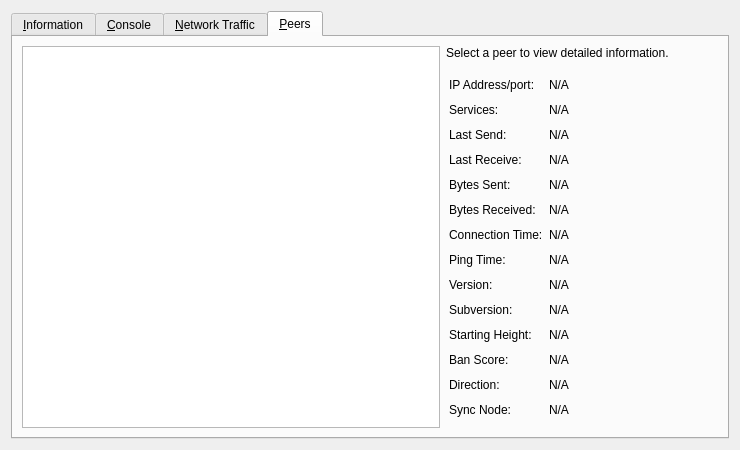
Qt form src/qt/forms/rpcconsole.ui (ashleyholman/bitcoin) before a commit.
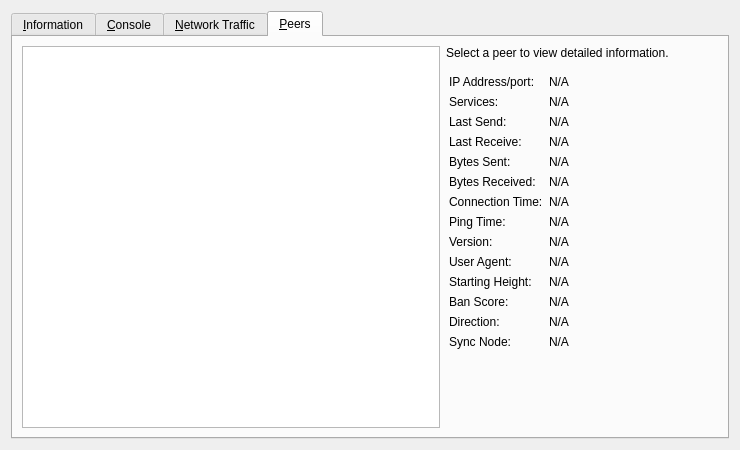
The same form after that commit. The open tabs and pages were chosen to show the change. Icons and pictures are not drawn. Custom widgets are drawn as their Qt base class.

Diff of the .ui file:
```diff
--- a/src/qt/forms/rpcconsole.ui
+++ b/src/qt/forms/rpcconsole.ui
@@ -728,7 +728,7 @@
           <item row="14" column="0">
            <widget class="QLabel" name="label_28">
             <property name="text">
-             <string>Subversion:</string>
+             <string>User Agent:</string>
             </property>
            </widget>
           </item>
@@ -912,6 +912,16 @@
             </property>
            </widget>
           </item>
+          <item row="20" column="0">
+           <widget class="QWidget" name="widget" native="true">
+            <property name="sizePolicy">
+             <sizepolicy hsizetype="Preferred" vsizetype="Expanding">
+              <horstretch>0</horstretch>
+              <verstretch>0</verstretch>
+             </sizepolicy>
+            </property>
+           </widget>
+          </item>
          </layout>
         </widget>
        </item>
```
